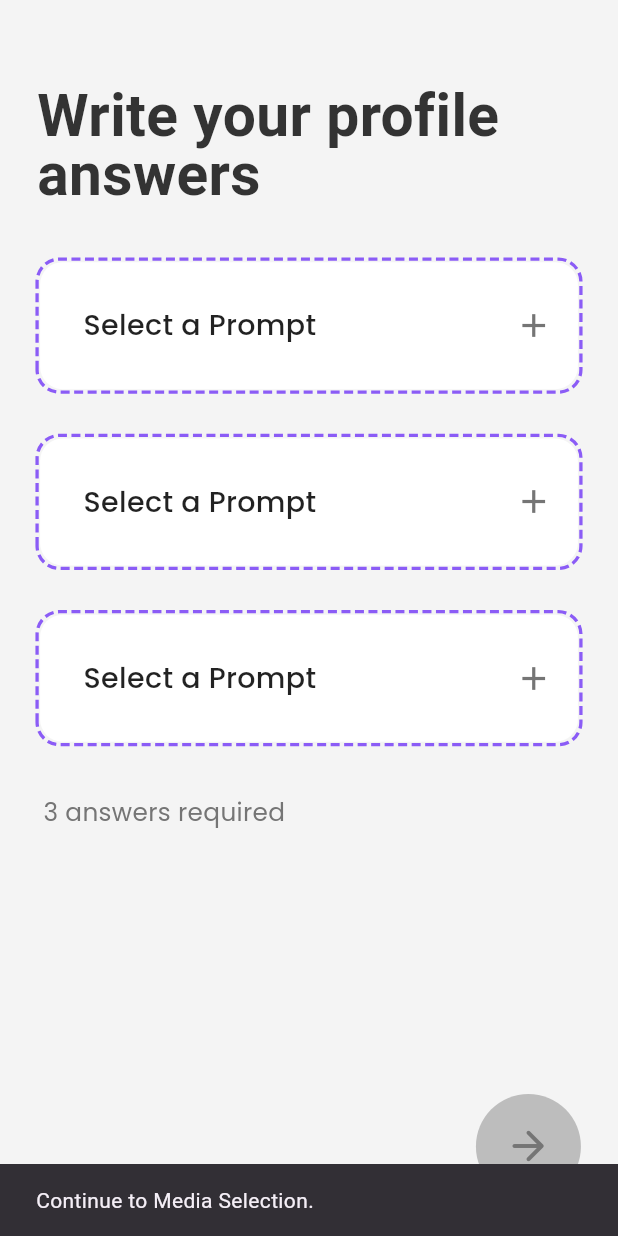
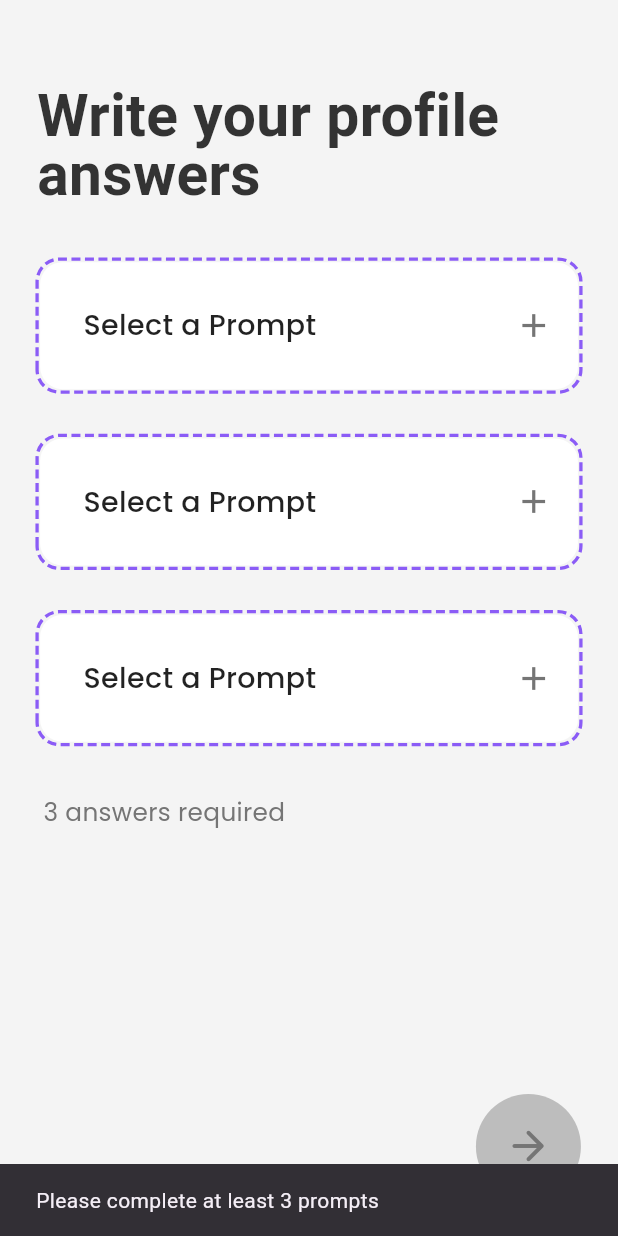
Before and after one commit to f3rix-xyz/dtx, a Flutter app: the screen it shows after launch, after a tap on the "arrow forward" icon, on a phone screen of 412 x 824 dp. Run offline on Flutter 3.47's test engine with Material 3 defaults, Android fonts, the phone set to English and light mode, and no system bars; drawn by our look-alikes of dotted_border; our stand-ins replace audioplayers, flutter_map, flutter_riverpod, geolocator, google_fonts, image_picker and 4 more; missing offline and left inert: app_settings, get_thumbnail_video, record.

Commit message:
diet mountain dew

```diff
--- a/lib/models/user_model.dart
+++ b/lib/models/user_model.dart
@@ -30,6 +30,11 @@ class Prompt {
       question: question,
       answer: answer ?? this.answer,
     );
+  }
+
+  @override
+  String toString() {
+    return 'Prompt(question: $question, answer: $answer)';
   }
 }
 
--- a/lib/views/prompt.dart
+++ b/lib/views/prompt.dart
@@ -1,3 +1,4 @@
+import 'package:dtx/models/user_model.dart';
 import 'package:dtx/views/media.dart';
 import 'package:dtx/views/textpromptsselect.dart';
 import 'package:flutter/material.dart';
@@ -19,7 +20,7 @@ class _ProfileAnswersScreenState extends ConsumerState<ProfileAnswersScreen> {
 
   void _updateForwardButtonState() {
     final userState = ref.watch(userProvider);
-    final prompts = userState.prompts ?? [];
+    final prompts = userState.prompts;
     int filledAnswers =
         prompts.where((prompt) => prompt.answer.isNotEmpty).length;
     setState(() {
@@ -39,6 +40,7 @@ class _ProfileAnswersScreenState extends ConsumerState<ProfileAnswersScreen> {
   Widget build(BuildContext context) {
     final screenSize = MediaQuery.of(context).size;
     final userState = ref.watch(userProvider);
+    final prompts = userState.prompts;
 
     return Scaffold(
       backgroundColor: const Color(0xFFF4F4F4),
@@ -68,41 +70,7 @@ class _ProfileAnswersScreenState extends ConsumerState<ProfileAnswersScreen> {
                 ),
               ),
               SizedBox(height: screenSize.height * 0.045),
-              _buildPromptAnswerSection(
-                screenSize: screenSize,
-                promptNumber: 1,
-                onPromptSelected: () {
-                  Navigator.push(
-                    context,
-                    MaterialPageRoute(
-                        builder: (context) => TextSelectPromptScreen()),
-                  );
-                },
-              ),
-              SizedBox(height: screenSize.height * 0.035),
-              _buildPromptAnswerSection(
-                screenSize: screenSize,
-                promptNumber: 2,
-                onPromptSelected: () {
-                  Navigator.push(
-                    context,
-                    MaterialPageRoute(
-                        builder: (context) => TextSelectPromptScreen()),
-                  );
-                },
-              ),
-              SizedBox(height: screenSize.height * 0.035),
-              _buildPromptAnswerSection(
-                screenSize: screenSize,
-                promptNumber: 3,
-                onPromptSelected: () {
-                  Navigator.push(
-                    context,
-                    MaterialPageRoute(
-                        builder: (context) => TextSelectPromptScreen()),
-                  );
-                },
-              ),
+              ..._buildPromptSections(screenSize, prompts),
               SizedBox(height: screenSize.height * 0.04),
               Padding(
                 padding: EdgeInsets.only(left: screenSize.width * 0.01),
@@ -117,52 +85,7 @@ class _ProfileAnswersScreenState extends ConsumerState<ProfileAnswersScreen> {
                 ),
               ),
               const Spacer(),
-              Align(
-                alignment: Alignment.bottomRight,
-                child: Padding(
-                  padding: EdgeInsets.only(bottom: screenSize.height * 0.03),
-                  child: GestureDetector(
-                    onTap: () {
-                      if (_isForwardButtonEnabled) {
-                        ScaffoldMessenger.of(context).showSnackBar(
-                          const SnackBar(
-                            content: Text(
-                                "Navigating to next screen (MediaPickerScreen)..."),
-                          ),
-                        );
-                        Navigator.push(
-                          context,
-                          MaterialPageRoute(
-                              builder: (context) => const MediaPickerScreen()),
-                        );
-                      } else {
-                        ScaffoldMessenger.of(context).showSnackBar(
-                          const SnackBar(
-                            content: Text("Continue to Media Selection."),
-                          ),
-                        );
-                      }
-                    },
-                    child: Container(
-                      width: 70,
-                      height: 70,
-                      decoration: BoxDecoration(
-                        color: _isForwardButtonEnabled
-                            ? const Color(0xFF8B5CF6)
-                            : Colors.grey.shade400,
-                        borderRadius: BorderRadius.circular(35),
-                      ),
-                      child: Icon(
-                        Icons.arrow_forward_rounded,
-                        color: _isForwardButtonEnabled
-                            ? Colors.white
-                            : Colors.grey.shade600,
-                        size: 32,
-                      ),
-                    ),
-                  ),
-                ),
-              ),
+              _buildForwardButton(context, screenSize),
             ],
           ),
         ),
@@ -170,14 +93,34 @@ class _ProfileAnswersScreenState extends ConsumerState<ProfileAnswersScreen> {
     );
   }
 
+  List<Widget> _buildPromptSections(Size screenSize, List<Prompt> prompts) {
+    return List.generate(3, (index) {
+      final prompt = index < prompts.length ? prompts[index] : null;
+      return Column(
+        children: [
+          if (index > 0) SizedBox(height: screenSize.height * 0.035),
+          _buildPromptAnswerSection(
+            screenSize: screenSize,
+            prompt: prompt,
+            onPromptSelected: () {
+              Navigator.push(
+                context,
+                MaterialPageRoute(
+                  builder: (context) => const TextSelectPromptScreen(),
+                ),
+              );
+            },
+          ),
+        ],
+      );
+    });
+  }
+
   Widget _buildPromptAnswerSection({
     required Size screenSize,
-    required int promptNumber,
+    required Prompt? prompt,
     required VoidCallback onPromptSelected,
   }) {
-    final userState = ref.watch(userProvider);
-    final prompt = userState.prompts?.elementAtOrNull(promptNumber - 1);
-
     return GestureDetector(
       onTap: onPromptSelected,
       child: DottedBorder(
@@ -208,7 +151,7 @@ class _ProfileAnswersScreenState extends ConsumerState<ProfileAnswersScreen> {
                     padding: EdgeInsets.only(left: screenSize.width * 0.03),
                     child: Text(
                       prompt != null
-                          ? "${prompt.question.substring(0, 20)}..."
+                          ? _truncateText(prompt.question, 20)
                           : "Select a Prompt",
                       style: GoogleFonts.poppins(
                         fontSize: 19,
@@ -224,7 +167,7 @@ class _ProfileAnswersScreenState extends ConsumerState<ProfileAnswersScreen> {
                         top: 4,
                       ),
                       child: Text(
-                        "${prompt.answer.substring(0, 30)}...",
+                        _truncateText(prompt.answer, 30),
                         style: GoogleFonts.poppins(
                           fontSize: 16,
                           fontWeight: FontWeight.w400,
@@ -251,4 +194,52 @@ class _ProfileAnswersScreenState extends ConsumerState<ProfileAnswersScreen> {
       ),
     );
   }
+
+  String _truncateText(String text, int maxLength) {
+    if (text.length <= maxLength) return text;
+    return '${text.substring(0, maxLength)}...';
+  }
+
+  Widget _buildForwardButton(BuildContext context, Size screenSize) {
+    return Align(
+      alignment: Alignment.bottomRight,
+      child: Padding(
+        padding: EdgeInsets.only(bottom: screenSize.height * 0.03),
+        child: GestureDetector(
+          onTap: () {
+            if (_isForwardButtonEnabled) {
+              Navigator.push(
+                context,
+                MaterialPageRoute(
+                  builder: (context) => const MediaPickerScreen(),
+                ),
+              );
+            } else {
+              ScaffoldMessenger.of(context).showSnackBar(
+                const SnackBar(
+                  content: Text("Please complete at least 3 prompts"),
+                ),
+              );
+            }
+          },
+          child: Container(
+            width: 70,
+            height: 70,
+            decoration: BoxDecoration(
+              color: _isForwardButtonEnabled
+                  ? const Color(0xFF8B5CF6)
+                  : Colors.grey.shade400,
+              borderRadius: BorderRadius.circular(35),
+            ),
+            child: Icon(
+              Icons.arrow_forward_rounded,
+              color:
+                  _isForwardButtonEnabled ? Colors.white : Colors.grey.shade600,
+              size: 32,
+            ),
+          ),
+        ),
+      ),
+    );
+  }
 }
```
Also changed, not shown: lib/providers/user_provider.dart (+29 -11 lines), lib/views/textpromptsselect.dart (+3 -5 lines), lib/views/writeprompt.dart (+26 -7 lines), 4 other files.
